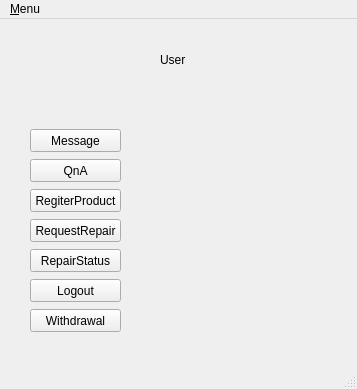
Old version of the form FiveOfRuler/UserWindow.ui in the repository simneol/JuDeP.
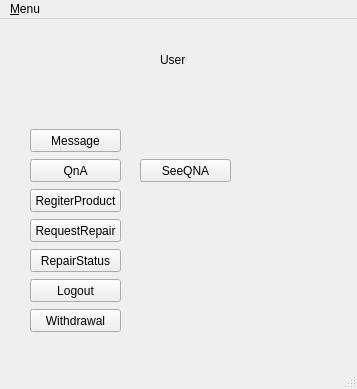
New version of the form.

```diff
--- a/FiveOfRuler/UserWindow.ui
+++ b/FiveOfRuler/UserWindow.ui
@@ -118,6 +118,19 @@
      <string>Withdrawal</string>
     </property>
    </widget>
+   <widget class="QPushButton" name="SeeQnA">
+    <property name="geometry">
+     <rect>
+      <x>140</x>
+      <y>140</y>
+      <width>91</width>
+      <height>23</height>
+     </rect>
+    </property>
+    <property name="text">
+     <string>SeeQNA</string>
+    </property>
+   </widget>
   </widget>
   <widget class="QMenuBar" name="menubar">
    <property name="geometry">
```
Left out of the diff: 2 changed lines with no effect on the pictures.
